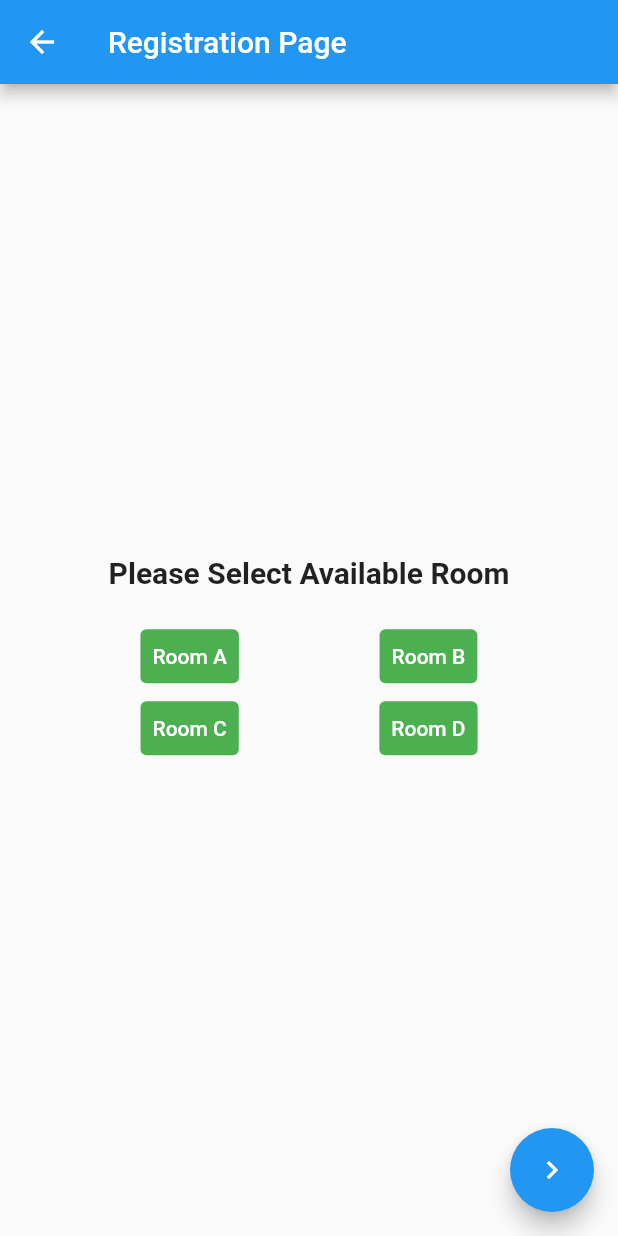
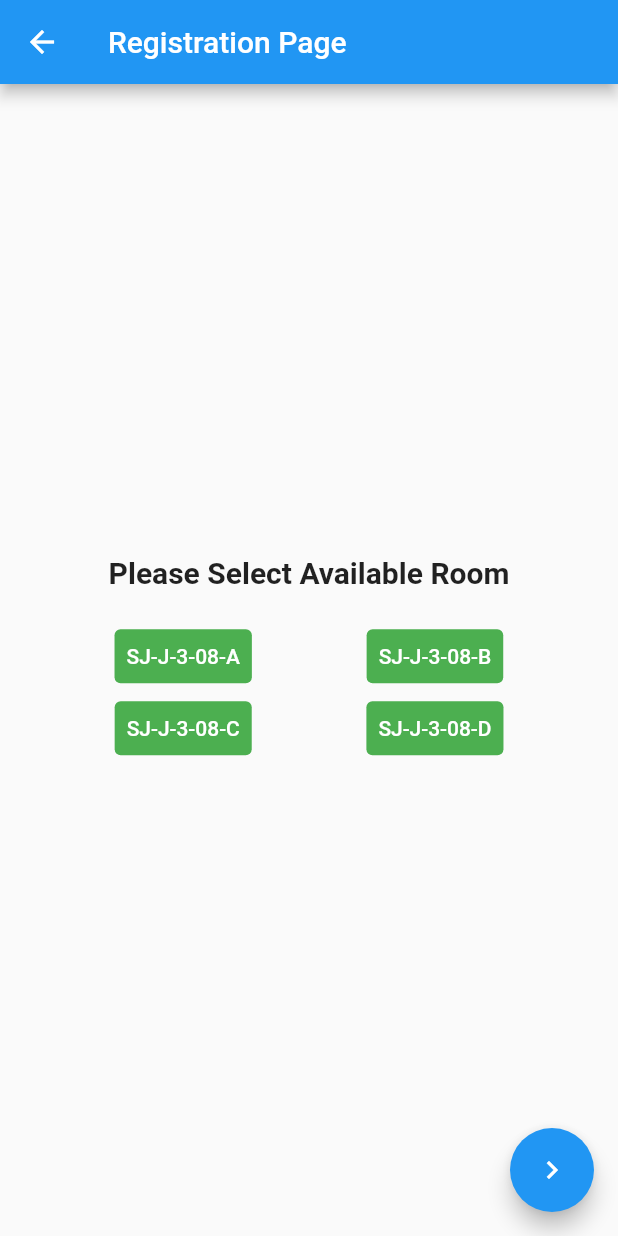
Before and after one commit to ahmdirfnz/Hostel-Management-System, a Flutter app: the MyRegister screen opened by its route, after a tap on the "navigate next" icon, on a phone screen of 412 x 824 dp. Run offline on Flutter 3.47's test engine with Material 2 defaults, Android fonts, the phone set to English and light mode, and no system bars; our stand-ins replace cloud_firestore, file_picker, firebase_auth, firebase_core, firebase_storage, modal_progress_hud and 2 more; accounts and stored records are empty.

Commit message:
make login credential

```diff
--- a/lib/main.dart
+++ b/lib/main.dart
@@ -9,7 +9,7 @@ import 'welcome_screen.dart';
 import 'signup_screen.dart';
 import 'login_screen.dart';
 import 'home_screen.dart';
-import 'firebase_options.dart';
+import 'package:firebase_auth/firebase_auth.dart';
 
 void main() async {
   WidgetsFlutterBinding.ensureInitialized();
@@ -17,17 +17,36 @@ void main() async {
   runApp(const MyApp());
 }
 
-class MyApp extends StatelessWidget {
-  // late StreamSubscription<User?> user;
+class MyApp extends StatefulWidget {
   const MyApp({Key? key}) : super(key: key);
 
+  @override
+  State<MyApp> createState() => _MyAppState();
+}
 
+class _MyAppState extends State<MyApp> {
   // This widget is the root of your application.
+  late StreamSubscription<User?> user;
+  void initState() {
+    user = FirebaseAuth.instance.authStateChanges().listen((user) {
+      if (user == null) {
+        print('User is currently is signed out!');
+      } else {
+        print('User is signed in');
+      }
+    });
+  }
+
+  @override
+  void dispose() {
+    user.cancel();
+    super.dispose();
+  }
   @override
   Widget build(BuildContext context) {
     return MaterialApp(
       debugShowCheckedModeBanner: false,
-      initialRoute: 'welcome_screen',
+      initialRoute: FirebaseAuth.instance.currentUser == null ? 'welcome_screen' : 'home_screen',
       routes: {
         'welcome_screen': (context) => const WelcomeScreen(),
         'signup_screen': (context) => const RegistrationScreen(),
--- a/lib/registration.dart
+++ b/lib/registration.dart
@@ -9,7 +9,7 @@ class MyRegister extends StatefulWidget {
 
 }
 
-class User {
+class StudentUser {
   final String fullName;
   final String userName;
   final String matricNumber;
@@ -18,7 +18,7 @@ class User {
   final String password;
   final String room;
 
-  User({
+  StudentUser({
     this.fullName = "",
     this.userName = "",
     this.matricNumber = "",
@@ -52,7 +52,7 @@ class _MyRegisterState extends State<MyRegister> {
   final emailController = TextEditingController();
   final passwordController = TextEditingController();
 
-  Future createUser(User user) async {
+  Future createUser(StudentUser user) async {
 
     final docUser = FirebaseFirestore.instance.collection('student').doc(user.matricNumber);
 
@@ -101,7 +101,7 @@ class _MyRegisterState extends State<MyRegister> {
                 ),
               ),
               Padding(
-                padding: EdgeInsets.all(8.0),
+                padding: const EdgeInsets.all(8.0),
                 child: TextField(
                   controller: usernameController,
                   decoration: const InputDecoration(
@@ -227,7 +227,7 @@ class _MyRegisterState extends State<MyRegister> {
       ),
       floatingActionButton: showFab ? FloatingActionButton(
         onPressed: () {
-            final user = User (
+            final user = StudentUser (
             fullName: fullNameController.text,
             userName: usernameController.text,
             matricNumber: matricNumberController.text,
@@ -301,10 +301,10 @@ class _BookingRoomState extends State<BookingRoom> {
                             }
 
                           });
-                          _flagA ? FirebaseFirestore.instance.collection('student').doc(widget.matricNumber).update({'room': ''}) : FirebaseFirestore.instance.collection('student').doc(widget.matricNumber).update({'room': 'Room A'});
+                          _flagA ? FirebaseFirestore.instance.collection('student').doc(widget.matricNumber).update({'room': ''}) : FirebaseFirestore.instance.collection('student').doc(widget.matricNumber).update({'room': 'SJ-J-3-08-A'});
                         },
                       style: TextButton.styleFrom(backgroundColor: _flagA ? Colors.green : Colors.red),
-                        child: const Text('Room A', style: TextStyle(color: Colors.white),),
+                        child: const Text('SJ-J-3-08-A', style: TextStyle(color: Colors.white),),
                     ),
                     TextButton(
                       onPressed: () {
@@ -316,10 +316,10 @@ class _BookingRoomState extends State<BookingRoom> {
                             _flagD = true;
                           }
                         });
-                        _flagC ? FirebaseFirestore.instance.collection('student').doc(widget.matricNumber).update({'room': ''}) : FirebaseFirestore.instance.collection('student').doc(widget.matricNumber).update({'room': 'Room C'});
+                        _flagC ? FirebaseFirestore.instance.collection('student').doc(widget.matricNumber).update({'room': ''}) : FirebaseFirestore.instance.collection('student').doc(widget.matricNumber).update({'room': 'SJ-J-3-08-C'});
                       },
                       style: TextButton.styleFrom(backgroundColor: _flagC ? Colors.green : Colors.red),
-                      child: const Text('Room C', style: TextStyle(color: Colors.white),),
+                      child: const Text('SJ-J-3-08-C', style: TextStyle(color: Colors.white),),
                     ),
                   ],
                 ),
@@ -337,10 +337,10 @@ class _BookingRoomState extends State<BookingRoom> {
                           }
                         });
                         // FirebaseFirestore.instance.collection('student').doc(widget.matricNumber).update({'room': 'Room B'});
-                        _flagB ? FirebaseFirestore.instance.collection('student').doc(widget.matricNumber).update({'room': ''}) : FirebaseFirestore.instance.collection('student').doc(widget.matricNumber).update({'room': 'Room B'});
+                        _flagB ? FirebaseFirestore.instance.collection('student').doc(widget.matricNumber).update({'room': ''}) : FirebaseFirestore.instance.collection('student').doc(widget.matricNumber).update({'room': 'SJ-J-3-08-B'});
                       },
                       style: TextButton.styleFrom(backgroundColor: _flagB ? Colors.green : Colors.red),
-                      child: const Text('Room B', style: TextStyle(color: Colors.white),),
+                      child: const Text('SJ-J-3-08-B', style: TextStyle(color: Colors.white),),
                     ),
                     TextButton(
                       onPressed: () {
@@ -352,11 +352,11 @@ class _BookingRoomState extends State<BookingRoom> {
                             _flagA = true;
                           }
                         });
-                        _flagD ? FirebaseFirestore.instance.collection('student').doc(widget.matricNumber).update({'room': ''}) : FirebaseFirestore.instance.collection('student').doc(widget.matricNumber).update({'room': 'Room D'});
+                        _flagD ? FirebaseFirestore.instance.collection('student').doc(widget.matricNumber).update({'room': ''}) : FirebaseFirestore.instance.collection('student').doc(widget.matricNumber).update({'room': 'SJ-J-3-08-D'});
 
                       },
                       style: TextButton.styleFrom(backgroundColor: _flagD ? Colors.green : Colors.red),
-                      child: const Text('Room D', style: TextStyle(color: Colors.white),),
+                      child: const Text('SJ-J-3-08-D', style: TextStyle(color: Colors.white),),
                     ),
                   ],
                 ),
@@ -421,7 +421,8 @@ class _InfoPageState extends State<InfoPage> {
                           height: 200,
                           child: Center(
                               child: Text("Full Name: ${data['fullName']}\n"
-                              "Matric Number: ${data['matricNumber']}")
+                              "Matric Number: ${data['matricNumber']}\n"
+                                  "Room Number: ${data['room']}"),
                           ),
                         ),
                       ),
--- a/lib/report.dart
+++ b/lib/report.dart
@@ -188,7 +188,8 @@ class _ReportFormState extends State<ReportForm> {
                           final userComplaint = UserComplaint(
                             matricNumber: matricNumberController.text,
                             roomNumber: roomNumberController.text,
-                            complaint: complaintController.text
+                            complaintType: selectedValue,
+                            complaint: complaintController.text,
                           );
                           createUser(userComplaint);
 
--- a/lib/signup_screen.dart
+++ b/lib/signup_screen.dart
@@ -53,7 +53,7 @@ class _RegistrationScreenState extends State<RegistrationScreen> {
                 },
                 decoration: kTextFieldDecoration.copyWith(
                   hintText: 'Enter Your Email')),
-              SizedBox(height: 24.0,
+              const SizedBox(height: 24.0,
               ),
               TextField(
                   obscureText: true,
```
Also changed, not shown: lib/home_screen.dart (+15 -1 lines), lib/welcome_screen.dart (+0 -11 lines).
